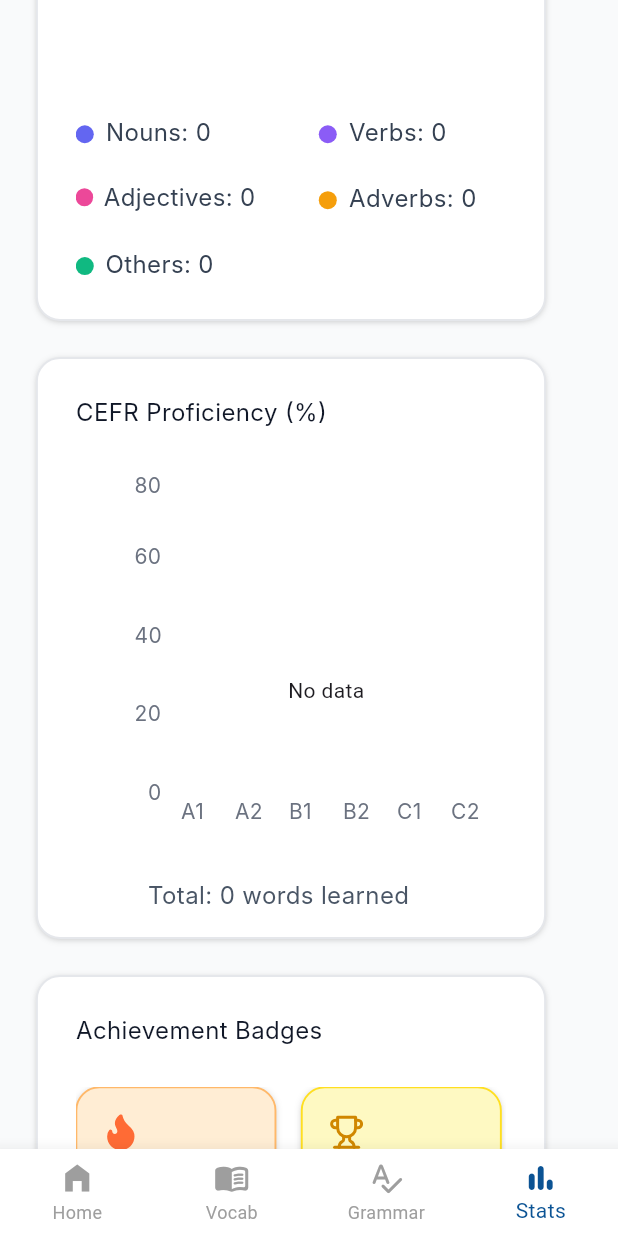
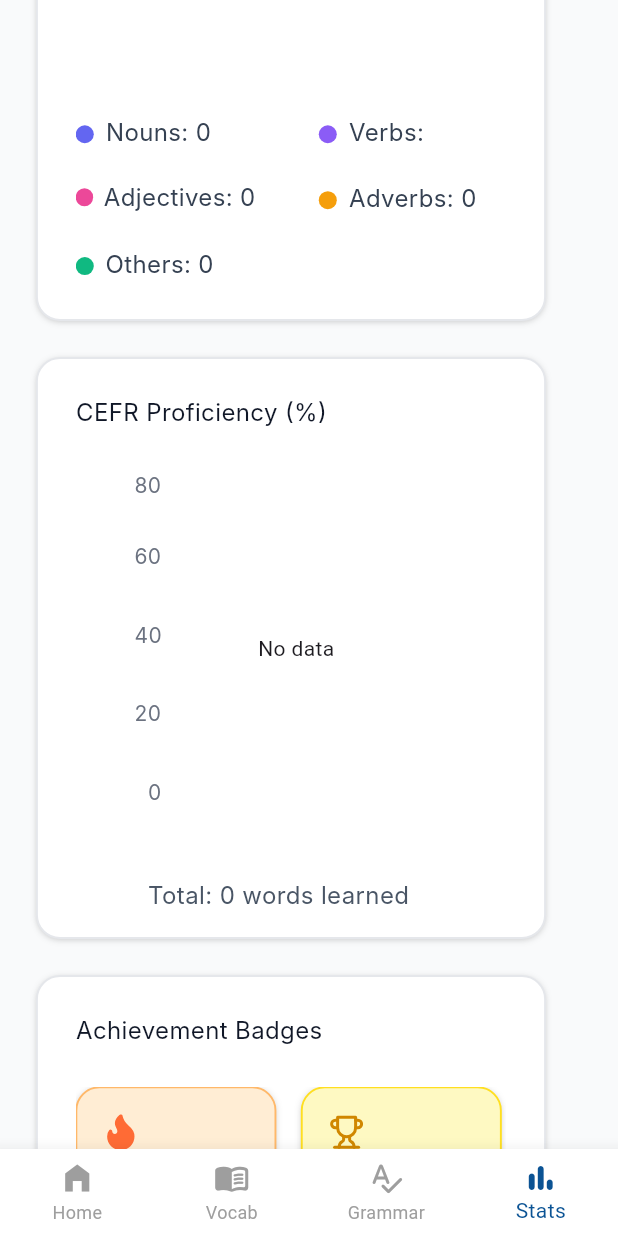
Before and after one commit to vuduyhung123/magic_english_app, a Flutter app: the MainScreen screen opened directly, item 4 of the bottom bar chosen, scrolled down 576 dp, on a phone screen of 412 x 824 dp. Run offline on Flutter 3.47's test engine with Material 3 defaults, Android fonts, the phone set to English and light mode, and no system bars; our stand-ins replace cloud_firestore, dio, firebase_auth, firebase_core, flutter_dotenv, flutter_svg and 2 more; accounts and stored records are empty; Roboto replaces fonts that are missing (Inter).

Commit message:
[Fix] Statistic reload + screen

```diff
--- a/lib/main.dart
+++ b/lib/main.dart
@@ -286,7 +286,10 @@ class _MainScreenState extends State<MainScreen> with WidgetsBindingObserver {
     }
   }
 
-  void _onTabTapped(int index) => setState(() => _currentIndex = index);
+  void _onTabTapped(int index) => setState(() {
+    _currentIndex = index;
+    context.read<StatisticsViewModel>().refresh();
+  });
 
   @override
   Widget build(BuildContext context) {
--- a/lib/models/vocab_word.dart
+++ b/lib/models/vocab_word.dart
@@ -33,16 +33,14 @@ class VocabWord {
   }
 
   factory VocabWord.fromFirestore(Map<String, dynamic> json) {
-    // SỬA: Dùng toán tử ?? để gán giá trị mặc định nếu dữ liệu cũ bị thiếu
-    // Tránh lỗi "type 'Null' is not a subtype of type 'String'"
     return VocabWord(
       id: json['id'] is int ? json['id'] : DateTime.now().millisecondsSinceEpoch, // Phòng hờ id lỗi
       word: json['word'] ?? 'Unknown Word',
       phonetics: json['phonetics'] ?? '',
       meaning: json['meaning'] ?? 'Chưa có nghĩa',
-      kind: json['kind'] ?? 'Other',         // Nếu thiếu loại từ, gán là Other
-      cefrLevel: json['cefrLevel'] ?? 'N/A', // Nếu thiếu cấp độ, gán N/A
-      topic: json['topic'] ?? 'General',     // Nếu thiếu chủ đề, gán General
+      kind: json['kind'] ?? 'Other',
+      cefrLevel: json['cefrLevel'] ?? 'N/A',
+      topic: json['topic'] ?? 'General',
       isFavorite: json['isFavorite'] ?? false,
     );
   }
--- a/lib/view_models/grammar_view_model.dart
+++ b/lib/view_models/grammar_view_model.dart
@@ -151,8 +151,6 @@ class GrammarViewModel extends ChangeNotifier {
 
   Future<void> applySuggestion(GrammarError error) async {
     if (_currentText.contains(error.original) && _result != null) {
-      // Lưu ý: replaceAll sẽ thay thế tất cả các từ giống nhau.
-      // Để chính xác hơn cần AI trả về index, nhưng hiện tại dùng tạm replaceFirst.
       _currentText = _currentText.replaceFirst(error.original, error.suggestion);
 
       _result = GrammarResult(
@@ -171,7 +169,6 @@ class GrammarViewModel extends ChangeNotifier {
   Future<void> applyAllSuggestions() async {
     if (_result != null) {
       _currentText = _result!.betterVersion;
-      // Xóa hết lỗi vì đã apply bản tốt nhất
       _result = GrammarResult(
         score: _result!.score,
         errors: [],
--- a/lib/view_models/statistic_view_model.dart
+++ b/lib/view_models/statistic_view_model.dart
@@ -14,6 +14,10 @@ class StatisticsViewModel extends ChangeNotifier {
     required this.firebaseService,
     required this.userId,
   });
+
+  Future<void> refresh() async {
+    await loadStats();
+  }
 
   Future<void> loadStats() async {
     final vocabs = await firebaseService.getVocabWords(userId);
--- a/lib/view_models/vocab_view_model.dart
+++ b/lib/view_models/vocab_view_model.dart
@@ -32,31 +32,21 @@ class VocabViewModel extends ChangeNotifier {
     }
   }
 
-  // --- QUẢN LÝ USER ID (CHỖ SỬA QUAN TRỌNG NHẤT) ---
   String get userId => _userId;
 
   set userId(String newId) {
-    // Chỉ xử lý khi ID thực sự thay đổi
     if (_userId != newId) {
       print("DEBUG: Đổi User từ $_userId sang $newId");
 
-      // 1. Cập nhật ID mới
       _userId = newId;
-
-      // 2. XOÁ SẠCH DANH SÁCH CŨ NGAY LẬP TỨC
-      // Đây là dòng code fix lỗi "hiện danh sách người cũ"
       _allWords.clear();
       _errorMessage = null;
       notifyListeners();
 
-      // 3. Xử lý tiếp theo
       if (_userId != 'guest' && _userId.isNotEmpty) {
-        // Nếu là user mới -> Lưu cache và tải dữ liệu mới
         _saveUserToDisk(_userId);
         loadWords();
       } else {
-        // Nếu chuyển về guest -> Thử check ổ cứng lần nữa
-        // (Để phân biệt giữa Logout thật và Process Text)
         _tryLoadUserFromDisk();
       }
     }
@@ -115,7 +105,6 @@ class VocabViewModel extends ChangeNotifier {
           loadWords();
         }
       } else {
-        // Nếu ổ cứng rỗng -> Đây là Logout thật -> Xóa sạch list
         if (_userId == 'guest') {
           _allWords.clear();
           notifyListeners();
@@ -124,14 +113,13 @@ class VocabViewModel extends ChangeNotifier {
     } catch (_) {}
   }
 
-  // --- HÀM XỬ LÝ AI (GIỮ NGUYÊN) ---
   Future<void> addNewWordFromAI(String inputWord) async {
     if (inputWord.trim().isEmpty) return;
     _isLoading = true;
     notifyListeners();
 
     try {
-      await Future.delayed(const Duration(seconds: 1)); // Chờ 1s cho chắc
+      await Future.delayed(const Duration(seconds: 1));
 
       String finalUserId = 'guest';
       final prefs = await SharedPreferences.getInstance();
@@ -172,7 +160,6 @@ class VocabViewModel extends ChangeNotifier {
       if (finalUserId == _userId) {
         insertLocalWord(newWord);
       } else {
-        // Nếu ID khác nhau (hiếm gặp), cập nhật lại
         _userId = finalUserId;
         loadWords();
       }
--- /dev/null
+++ b/lib/views/statistic_view_model.dart
@@ -0,0 +1 @@
+// TODO Implement this library.
--- a/lib/views/statistics_screen.dart
+++ b/lib/views/statistics_screen.dart
@@ -399,7 +399,7 @@ class _StatisticScreenState extends State<StatisticScreen> {
                                                                 child: SizedBox(
                                                                   width: 73,
                                                                   child: Text(
-                                                                    'Verbs: ${widget.viewModel.stats?.posCounts['Verb'] ?? 0}',
+                                                                    'Verbs: ${widget.viewModel.stats?.posCounts['Verb'] ?? ['verb']}',
                                                                     style: TextStyle(
                                                                       color: const Color(0xFF354152),
                                                                       fontSize: 16,
@@ -654,103 +654,18 @@ class _StatisticScreenState extends State<StatisticScreen> {
                                             child: Stack(
                                               children: [
                                                 Positioned(
-                                                  left: 70,
-                                                  top: 218.80,
-                                                  child: Text(
-                                                    'A1',
-                                                    textAlign: TextAlign.center,
-                                                    style: TextStyle(
-                                                      color: const Color(0xFF6B7280),
-                                                      fontSize: 13.99,
-                                                      fontFamily: 'Inter',
-                                                      fontWeight: FontWeight.w400,
-                                                    ),
-                                                  ),
-                                                ),
-                                                Positioned(
-                                                  left: 106,
-                                                  top: 218.80,
-                                                  child: Text(
-                                                    'A2',
-                                                    textAlign: TextAlign.center,
-                                                    style: TextStyle(
-                                                      color: const Color(0xFF6B7280),
-                                                      fontSize: 13.99,
-                                                      fontFamily: 'Inter',
-                                                      fontWeight: FontWeight.w400,
-                                                    ),
-                                                  ),
-                                                ),
-                                                Positioned(
-                                                  left: 142,
-                                                  top: 218.80,
-                                                  child: Text(
-                                                    'B1',
-                                                    textAlign: TextAlign.center,
-                                                    style: TextStyle(
-                                                      color: const Color(0xFF6B7280),
-                                                      fontSize: 13.99,
-                                                      fontFamily: 'Inter',
-                                                      fontWeight: FontWeight.w400,
-                                                    ),
-                                                  ),
-                                                ),
-                                                Positioned(
-                                                  left: 178,
-                                                  top: 218.80,
-                                                  child: Text(
-                                                    'B2',
-                                                    textAlign: TextAlign.center,
-                                                    style: TextStyle(
-                                                      color: const Color(0xFF6B7280),
-                                                      fontSize: 13.99,
-                                                      fontFamily: 'Inter',
-                                                      fontWeight: FontWeight.w400,
-                                                    ),
-                                                  ),
-                                                ),
-                                                Positioned(
-                                                  left: 214,
-                                                  top: 218.80,
-                                                  child: Text(
-                                                    'C1',
-                                                    textAlign: TextAlign.center,
-                                                    style: TextStyle(
-                                                      color: const Color(0xFF6B7280),
-                                                      fontSize: 13.99,
-                                                      fontFamily: 'Inter',
-                                                      fontWeight: FontWeight.w400,
-                                                    ),
-                                                  ),
-                                                ),
-                                                Positioned(
-                                                  left: 250,
-                                                  top: 218.80,
-                                                  child: Text(
-                                                    'C2',
-                                                    textAlign: TextAlign.center,
-                                                    style: TextStyle(
-                                                      color: const Color(0xFF6B7280),
-                                                      fontSize: 13.99,
-                                                      fontFamily: 'Inter',
-                                                      fontWeight: FontWeight.w400,
-                                                    ),
-                                                  ),
-                                                ),
-                                                Positioned(
                                                   left: 0,
                                                   top: 0,
                                                   child: Container(
                                                     width: 269.83,
-                                                    height: 199.98,
-                                                    child: Stack(
-                                                      children: [
-                                                        Positioned(
-                                                          left: 32,
-                                                          top: 48,
+                                                    height: 240,
+                                                    child: Stack(
+                                                      children: [
+                                                        Positioned(
+                                                          left: 12,
                                                           child: Container(
                                                             width: 269.83,
-                                                            height: 199.87,
+                                                            height: 240,
                                                             clipBehavior: Clip.antiAlias,
                                                             decoration: BoxDecoration(),
                                                             child: CefrBarChart(viewModel: widget.viewModel)
@@ -2215,9 +2130,13 @@ class CefrBarChart extends StatelessWidget {
 
     return Row(
       crossAxisAlignment: CrossAxisAlignment.end,
-      children: data.entries.map((e) {
+      mainAxisAlignment: MainAxisAlignment.center,
+      children: data.entries.expand((e) {
         final double height = maxValue == 0 ? 0 : (e.value / maxValue) * 160;
-        return Expanded(
+
+        return [
+          SizedBox(
+            width: 28,
             child: Column(
               mainAxisAlignment: MainAxisAlignment.end,
               children: [
@@ -2234,11 +2153,14 @@ class CefrBarChart extends StatelessWidget {
                 Text(e.key, style: const TextStyle(fontSize: 10)),
               ],
             ),
-        );
+          ),
+          const SizedBox(width: 6),
+        ];
       }).toList(),
     );
   }
 }
+
 
 class KindPieChart extends StatelessWidget {
   final Map<String, int> data;
```
Lines whose indentation alone changed are shown as unchanged.
